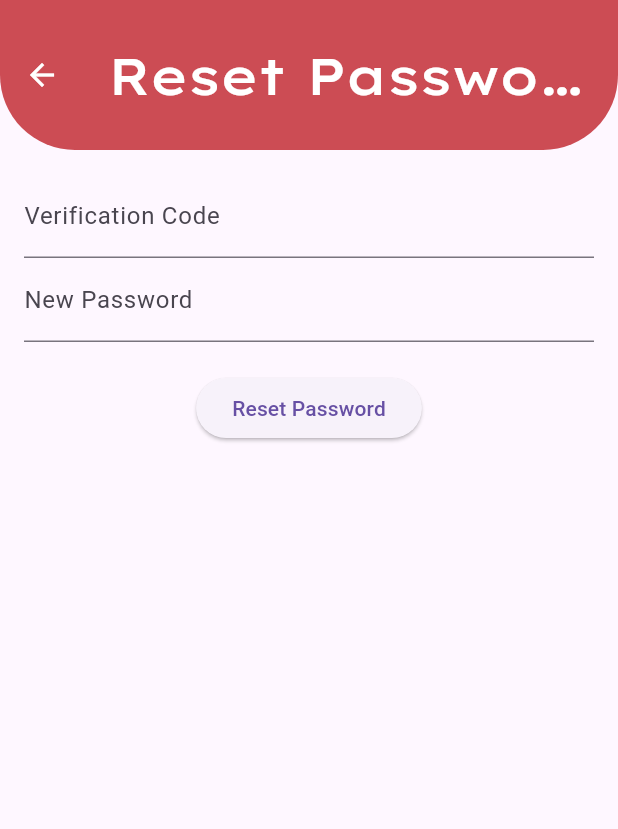
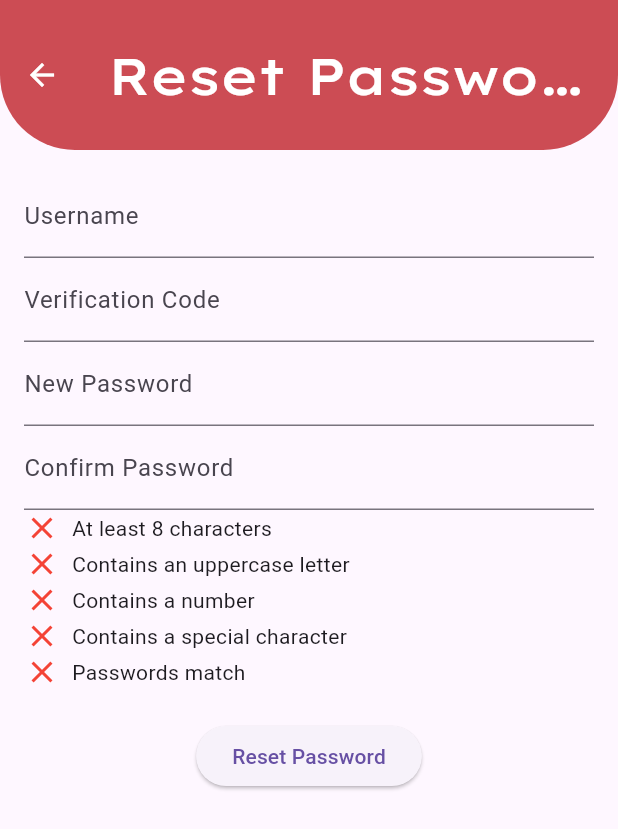
Before and after one commit to uoa-compsci399-s1-2024/capstone-project-2024-s1-team-13, a Flutter app: the PasswordResetPage screen opened directly, after a tap on "Send Verification Code", on a phone screen of 412 x 824 dp. Shown: the top 829 px of the screen. Run offline on Flutter 3.47's test engine with Material 3 defaults, Android fonts, the phone set to English and light mode, and no system bars; our stand-ins replace auto_size_text, cached_network_image, file_picker, flutter_svg, flutter_tts; missing offline and left inert: amplify_api, amplify_auth_cognito, amplify_core, amplify_flutter, amplify_storage_s3.

Commit message:
reset w/validation
this has validation and double confirmation of the password with good standard requirements

```diff
--- a/lib/welcome/admin_login.dart
+++ b/lib/welcome/admin_login.dart
@@ -1,5 +1,4 @@
 import 'dart:async';
-
 import 'package:amplify_flutter/amplify_flutter.dart';
 import 'package:flutter/material.dart';
 import 'package:amplify_auth_cognito/amplify_auth_cognito.dart';
--- a/lib/welcome/reset_password.dart
+++ b/lib/welcome/reset_password.dart
@@ -1,6 +1,5 @@
-import 'dart:async';
+import 'package:flutter/material.dart';
 import 'package:amplify_flutter/amplify_flutter.dart';
-import 'package:flutter/material.dart';
 import 'package:amplify_auth_cognito/amplify_auth_cognito.dart';
 
 class PasswordResetPage extends StatefulWidget {
@@ -10,66 +9,33 @@ class PasswordResetPage extends StatefulWidget {
 
 class _PasswordResetPageState extends State<PasswordResetPage> {
   final TextEditingController _usernameController = TextEditingController();
+  final TextEditingController _newPasswordController = TextEditingController();
+  final TextEditingController _confirmPasswordController =
+      TextEditingController();
   final TextEditingController _verificationCodeController =
       TextEditingController();
-  final TextEditingController _newPasswordController = TextEditingController();
   bool _isCodeSent = false;
-  String _errorMessage = ' ';
+  String _errorMessage = '';
+  bool _hasMinLength = false;
+  bool _hasUppercase = false;
+  bool _hasNumber = false;
+  bool _hasSpecialChar = false;
+  bool _passwordsMatch = false;
 
-  @override
-  Widget build(BuildContext context) {
-    return Scaffold(
-      appBar: AppBar(
-        title: Text('Reset Password'),
-      ),
-      body: Padding(
-        padding: const EdgeInsets.all(16.0),
-        child: Column(
-          children: [
-            if (!_isCodeSent) ...[
-              TextFormField(
-                controller: _usernameController,
-                decoration: InputDecoration(
-                  labelText: 'Username',
-                ),
-              ),
-              SizedBox(height: 20),
-              ElevatedButton(
-                onPressed: _sendVerificationCode,
-                child: Text('Send Verification Code'),
-              ),
-            ] else ...[
-              TextFormField(
-                controller: _verificationCodeController,
-                decoration: InputDecoration(
-                  labelText: 'Verification Code',
-                ),
-              ),
-              TextFormField(
-                controller: _newPasswordController,
-                decoration: InputDecoration(
-                  labelText: 'New Password',
-                ),
-                obscureText: true,
-              ),
-              SizedBox(height: 20),
-              ElevatedButton(
-                onPressed: _resetPassword,
-                child: Text('Reset Password'),
-              ),
-            ],
-            if (_errorMessage.isNotEmpty)
-              Padding(
-                padding: const EdgeInsets.only(top: 20),
-                child: Text(
-                  _errorMessage,
-                  style: TextStyle(color: Colors.red),
-                ),
-              ),
-          ],
-        ),
-      ),
-    );
+  void _validatePassword(String password) {
+    setState(() {
+      _hasMinLength = password.length >= 8;
+      _hasUppercase = password.contains(RegExp(r'[A-Z]'));
+      _hasNumber = password.contains(RegExp(r'[0-9]'));
+      _hasSpecialChar = password.contains(RegExp(r'[!@#$%^&*(),.?":{}|<>]'));
+      _passwordsMatch = password == _confirmPasswordController.text;
+    });
+  }
+
+  void _validateConfirmPassword(String confirmPassword) {
+    setState(() {
+      _passwordsMatch = confirmPassword == _newPasswordController.text;
+    });
   }
 
   Future<void> _sendVerificationCode() async {
@@ -79,6 +45,7 @@ class _PasswordResetPageState extends State<PasswordResetPage> {
       );
       setState(() {
         _isCodeSent = true;
+        _errorMessage = ''; // Clear any previous error messages
       });
     } on AuthException catch (e) {
       setState(() {
@@ -92,6 +59,13 @@ class _PasswordResetPageState extends State<PasswordResetPage> {
   }
 
   Future<void> _resetPassword() async {
+    if (!_passwordsMatch) {
+      setState(() {
+        _errorMessage = 'Passwords do not match';
+      });
+      return;
+    }
+
     try {
       await Amplify.Auth.confirmResetPassword(
         username: _usernameController.text.trim(),
@@ -109,4 +83,83 @@ class _PasswordResetPageState extends State<PasswordResetPage> {
       });
     }
   }
+
+  @override
+  Widget build(BuildContext context) {
+    return Scaffold(
+      appBar: AppBar(
+        title: Text('Reset Password'),
+      ),
+      body: Padding(
+        padding: const EdgeInsets.all(16.0),
+        child: Column(
+          children: [
+            TextField(
+              controller: _usernameController,
+              decoration: InputDecoration(labelText: 'Username'),
+            ),
+            if (_isCodeSent) ...[
+              TextField(
+                controller: _verificationCodeController,
+                decoration: InputDecoration(labelText: 'Verification Code'),
+              ),
+              TextField(
+                controller: _newPasswordController,
+                decoration: InputDecoration(labelText: 'New Password'),
+                obscureText: true,
+                onChanged: _validatePassword,
+              ),
+              TextField(
+                controller: _confirmPasswordController,
+                decoration: InputDecoration(labelText: 'Confirm Password'),
+                obscureText: true,
+                onChanged: _validateConfirmPassword,
+              ),
+              _buildPasswordValidationIndicators(),
+            ],
+            SizedBox(height: 20),
+            ElevatedButton(
+              onPressed: _isCodeSent ? _resetPassword : _sendVerificationCode,
+              child: Text(
+                  _isCodeSent ? 'Reset Password' : 'Send Verification Code'),
+            ),
+            if (_errorMessage.isNotEmpty) ...[
+              SizedBox(height: 20),
+              Text(
+                _errorMessage,
+                style: TextStyle(color: Colors.red),
+              ),
+            ],
+          ],
+        ),
+      ),
+    );
+  }
+
+  Widget _buildPasswordValidationIndicators() {
+    return Column(
+      children: [
+        _buildValidationIndicator('At least 8 characters', _hasMinLength),
+        _buildValidationIndicator(
+            'Contains an uppercase letter', _hasUppercase),
+        _buildValidationIndicator('Contains a number', _hasNumber),
+        _buildValidationIndicator(
+            'Contains a special character', _hasSpecialChar),
+        _buildValidationIndicator('Passwords match', _passwordsMatch),
+      ],
+    );
+  }
+
+  Widget _buildValidationIndicator(String text, bool isValid) {
+    return Row(
+      children: [
+        Icon(
+          isValid ? Icons.check : Icons.close,
+          color: isValid ? Colors.green : Colors.red,
+        ),
+        SizedBox(width: 8),
+        Text(text),
+      ],
+    );
+  }
 }
```
